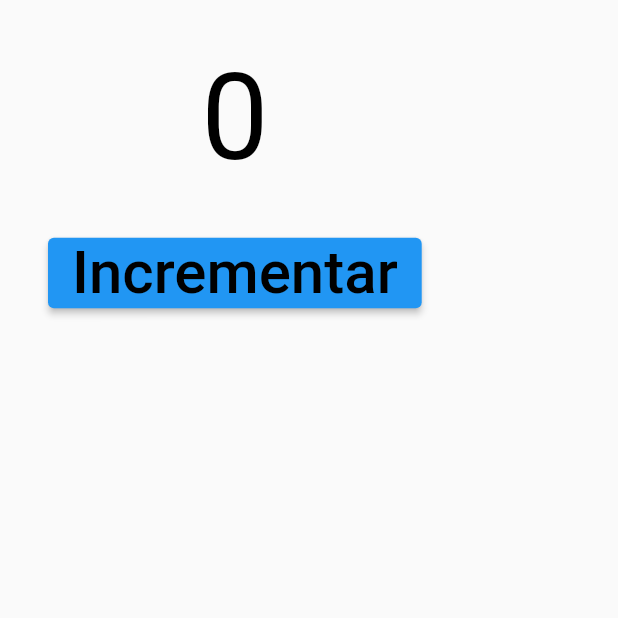
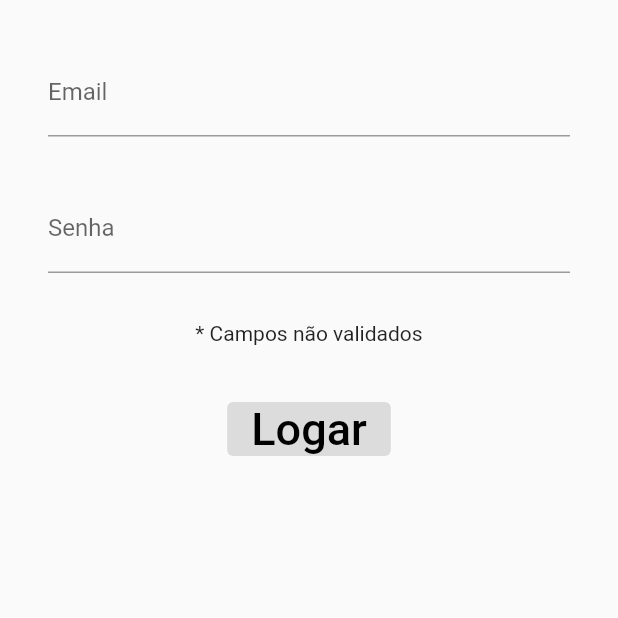
Before and after one commit to davidkalil10/aulaMobx, a Flutter app: the screen it shows after launch, on a phone screen of 412 x 824 dp, the top half of it. Run offline on Flutter 3.47's test engine with Material 2 defaults, Android fonts, the phone set to English and light mode, and no system bars; our stand-ins replace flutter_mobx, mobx; generated files the repository leaves out were written again.

Commit message:
action, reaction, controller e observables

```diff
--- a/lib/Home.dart
+++ b/lib/Home.dart
@@ -1,5 +1,6 @@
 import 'package:flutter/material.dart';
 import 'package:flutter_mobx/flutter_mobx.dart';
+import 'package:mobx/mobx.dart';
 import 'package:mobx_aula/controller.dart';
 
 class Home extends StatefulWidget {
@@ -8,8 +9,27 @@ class Home extends StatefulWidget {
 }
 
 class _HomeState extends State<Home> {
+  Controller controller = Controller();
+  late ReactionDisposer reactionDisposer;
 
- Controller controller = Controller();
+  @override
+  void didChangeDependencies() {
+    super.didChangeDependencies();
+/*    autorun((_){
+      print(controller.formularioValidado);
+    });*/
+
+    reactionDisposer =
+        reaction((_) => controller.usuarioLogado, (valorController) {
+      print(valorController);
+    });
+  }
+
+  @override
+  void dispose() {
+    reactionDisposer();
+    super.dispose();
+  }
 
   @override
   Widget build(BuildContext context) {
@@ -18,7 +38,7 @@ class _HomeState extends State<Home> {
         padding: EdgeInsets.all(16),
         child: Column(
           children: [
-            Padding(
+            /* Padding(
               padding: EdgeInsets.all(16),
               child: Observer(
                 builder: (_){
@@ -30,16 +50,50 @@ class _HomeState extends State<Home> {
                   );
                 },
               ),
+            ),*/
+            Padding(
+              padding: EdgeInsets.all(16),
+              child: TextField(
+                decoration: InputDecoration(labelText: "Email"),
+                onChanged: controller.setEmail,
+              ),
             ),
             Padding(
               padding: EdgeInsets.all(16),
-              child: ElevatedButton(
-                child: Text(
-                  "Incrementar",
-                  style: TextStyle(color: Colors.black, fontSize: 40),
-                ),
-                onPressed: (){
-                  controller.incrementar();
+              child: TextField(
+                decoration: InputDecoration(labelText: "Senha"),
+                onChanged: controller.setSenha,
+              ),
+            ),
+            Padding(
+              padding: EdgeInsets.all(16),
+              child: Observer(
+                builder: (_) {
+                  return Text(controller.formularioValidado
+                      ? "Validados"
+                      : "* Campos não validados");
+                },
+              ),
+            ),
+            Padding(
+              padding: EdgeInsets.all(16),
+              child: Observer(
+                builder: (_) {
+                  return ElevatedButton(
+                    child: controller.carregando
+                        ? CircularProgressIndicator(
+                            valueColor: AlwaysStoppedAnimation(Colors.white),
+                          )
+                        : Text(
+                            "Logar",
+                            style: TextStyle(color: Colors.black, fontSize: 30),
+                          ),
+                    onPressed: controller.formularioValidado
+                        ? () {
+                            controller.logar();
+                          }
+                        : null,
+                  );
                 },
               ),
             ),
--- a/lib/controller.dart
+++ b/lib/controller.dart
@@ -1,3 +1,4 @@
+import 'package:flutter/cupertino.dart';
 import 'package:mobx/mobx.dart';
 part 'controller.g.dart';
 
@@ -6,14 +7,61 @@ class Controller = ControllerBase with _$Controller;
 //mixin store é usado para geração dos codigos automaticos
 abstract class ControllerBase with Store{
 
-@observable
+  ControllerBase(){
+
+    //executa sempre que um observavel tem seu valor alterado
+    autorun((_){
+ /*     print(email);
+      print(senha);
+      print(formularioValidado);*/
+    });
+  }
+
+  @observable
+  String email = "";
+
+  @observable
+  String senha = "";
+
+  @observable
+  bool usuarioLogado = false;
+
+  @observable
+  bool carregando = false;
+
+  @computed
+  String get emailSenha => "$email - $senha";
+
+  @computed
+  bool get formularioValidado => email.length >=5 && senha.length >=5;
+
+  @action
+  void setEmail(valor) => email = valor;
+
+  @action
+  void setSenha(valor) => senha = valor;
+
+  @action
+  Future<void> logar() async{
+    carregando = true;
+
+    //processamento
+
+    await Future.delayed(Duration(seconds: 3));
+
+    carregando = false;
+    usuarioLogado = true;
+  }
+
+
+/*@observable
 int contador = 0;
 
 
 @action
 incrementar(){
   contador++;
-}
+}*/
 
 /*  var _contador = Observable(0);
   Action incrementar;
--- a/pubspec.yaml
+++ b/pubspec.yaml
@@ -18,7 +18,7 @@ publish_to: 'none' # Remove this line if you wish to publish to pub.dev
 version: 1.0.0+1
 
 environment:
-  sdk: ">=2.7.0 <3.0.0"
+  sdk: ">=2.12.0 <3.0.0"
 
 dependencies:
   flutter:
```
Also changed, not shown: lib/controller.g.dart.
